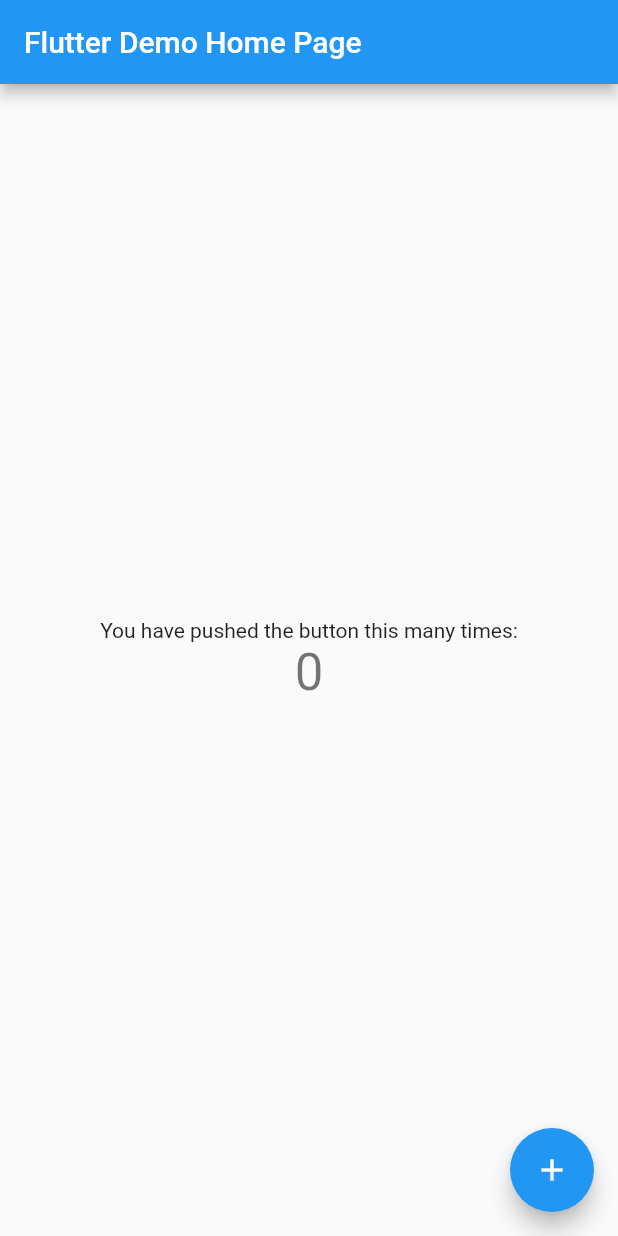
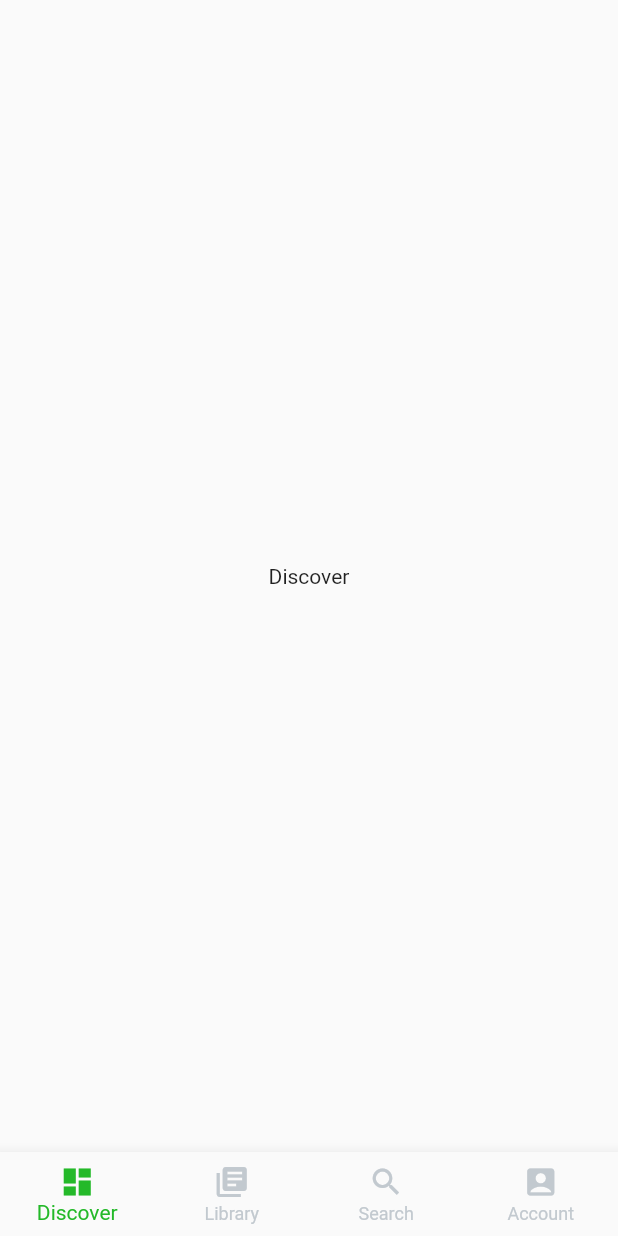
Before and after one commit to tsubasahonda/flutter_bloc_boilerplate, a Flutter app: the screen it shows after launch, on a phone screen of 412 x 824 dp. Run offline on Flutter 3.47's test engine with Material 2 defaults, Android fonts, the phone set to English and light mode, and no system bars; our stand-ins replace equatable, flutter_bloc.

Commit message:
add bottom navigation

```diff
--- /dev/null
+++ b/lib/application.dart
@@ -0,0 +1,31 @@
+import 'package:flutter/material.dart';
+import 'package:flutter_bloc/flutter_bloc.dart';
+import 'package:flutter_bloc_boilerplate/api/news_api.dart';
+import 'package:flutter_bloc_boilerplate/data/news_repository.dart';
+import 'package:flutter_bloc_boilerplate/values/app_colors.dart';
+import 'package:http/http.dart';
+import 'package:flutter_bloc_boilerplate/api/api_client.dart';
+import 'package:flutter_bloc_boilerplate/view/main/main_navigation_page.dart';
+
+class Application extends StatelessWidget {
+  @override
+  build(BuildContext context) {
+    final ApiClient apiClient = ApiClient(Client());
+
+    return MultiRepositoryProvider(
+      providers: [
+        RepositoryProvider(
+            create: (_) => NewsRepository(DefaultNewsApi(apiClient)))
+      ],
+      child: MaterialApp(
+        title: "Bolierplate",
+        theme: ThemeData(
+          primaryColor: AppColors.greenBase,
+          accentColor: AppColors.greenBase,
+          appBarTheme: AppBarTheme(color: Colors.white),
+        ),
+        home: MainNavigationPage(),
+      ),
+    );
+  }
+}
--- a/lib/main.dart
+++ b/lib/main.dart
@@ -1,117 +1,4 @@
 import 'package:flutter/material.dart';
+import 'package:flutter_bloc_boilerplate/application.dart';
 
-void main() {
-  runApp(MyApp());
-}
-
-class MyApp extends StatelessWidget {
-  // This widget is the root of your application.
-  @override
-  Widget build(BuildContext context) {
-    return MaterialApp(
-      title: 'Flutter Demo',
-      theme: ThemeData(
-        // This is the theme of your application.
-        //
-        // Try running your application with "flutter run". You'll see the
-        // application has a blue toolbar. Then, without quitting the app, try
-        // changing the primarySwatch below to Colors.green and then invoke
-        // "hot reload" (press "r" in the console where you ran "flutter run",
-        // or simply save your changes to "hot reload" in a Flutter IDE).
-        // Notice that the counter didn't reset back to zero; the application
-        // is not restarted.
-        primarySwatch: Colors.blue,
-        // This makes the visual density adapt to the platform that you run
-        // the app on. For desktop platforms, the controls will be smaller and
-        // closer together (more dense) than on mobile platforms.
-        visualDensity: VisualDensity.adaptivePlatformDensity,
-      ),
-      home: MyHomePage(title: 'Flutter Demo Home Page'),
-    );
-  }
-}
-
-class MyHomePage extends StatefulWidget {
-  MyHomePage({Key key, this.title}) : super(key: key);
-
-  // This widget is the home page of your application. It is stateful, meaning
-  // that it has a State object (defined below) that contains fields that affect
-  // how it looks.
-
-  // This class is the configuration for the state. It holds the values (in this
-  // case the title) provided by the parent (in this case the App widget) and
-  // used by the build method of the State. Fields in a Widget subclass are
-  // always marked "final".
-
-  final String title;
-
-  @override
-  _MyHomePageState createState() => _MyHomePageState();
-}
-
-class _MyHomePageState extends State<MyHomePage> {
-  int _counter = 0;
-
-  void _incrementCounter() {
-    setState(() {
-      // This call to setState tells the Flutter framework that something has
-      // changed in this State, which causes it to rerun the build method below
-      // so that the display can reflect the updated values. If we changed
-      // _counter without calling setState(), then the build method would not be
-      // called again, and so nothing would appear to happen.
-      _counter++;
-    });
-  }
-
-  @override
-  Widget build(BuildContext context) {
-    // This method is rerun every time setState is called, for instance as done
-    // by the _incrementCounter method above.
-    //
-    // The Flutter framework has been optimized to make rerunning build methods
-    // fast, so that you can just rebuild anything that needs updating rather
-    // than having to individually change instances of widgets.
-    return Scaffold(
-      appBar: AppBar(
-        // Here we take the value from the MyHomePage object that was created by
-        // the App.build method, and use it to set our appbar title.
-        title: Text(widget.title),
-      ),
-      body: Center(
-        // Center is a layout widget. It takes a single child and positions it
-        // in the middle of the parent.
-        child: Column(
-          // Column is also a layout widget. It takes a list of children and
-          // arranges them vertically. By default, it sizes itself to fit its
-          // children horizontally, and tries to be as tall as its parent.
-          //
-          // Invoke "debug painting" (press "p" in the console, choose the
-          // "Toggle Debug Paint" action from the Flutter Inspector in Android
-          // Studio, or the "Toggle Debug Paint" command in Visual Studio Code)
-          // to see the wireframe for each widget.
-          //
-          // Column has various properties to control how it sizes itself and
-          // how it positions its children. Here we use mainAxisAlignment to
-          // center the children vertically; the main axis here is the vertical
-          // axis because Columns are vertical (the cross axis would be
-          // horizontal).
-          mainAxisAlignment: MainAxisAlignment.center,
-          children: <Widget>[
-            Text(
-              'You have pushed the button this many times:',
-            ),
-            Text(
-              '$_counter',
-              style: Theme.of(context).textTheme.headline4,
-            ),
-          ],
-        ),
-      ),
-      floatingActionButton: FloatingActionButton(
-        onPressed: _incrementCounter,
-        tooltip: 'Increment',
-        child: Icon(Icons.add),
-      ), // This trailing comma makes auto-formatting nicer for build methods.
-    );
-  }
-}
+void main() => runApp(Application());
--- a/lib/models/news.dart
+++ b/lib/models/news.dart
@@ -10,36 +10,37 @@ class ArticleModel extends Equatable {
   final String coverUrl;
   final String overview;
 
-  const ArticleModel({
-    @required this.id,
-    @required this.title,
-    @required this.author,
-    @required this.publishedAt,
-    @required this.publisher,
-    @required this.coverUrl,
-    @required this.overview
-  });
-
-  @override
-  List<Object> get props => [
-    id,
-    title,
-    author,
-    publishedAt,
-    publisher,
-    coverUrl,
-    overview
-  ];
+  const ArticleModel(
+      {@required this.id,
+      @required this.title,
+      @required this.author,
+      @required this.publishedAt,
+      @required this.publisher,
+      @required this.coverUrl,
+      @required this.overview});
 
   factory ArticleModel.fromJson(Map<String, dynamic> json) {
     return ArticleModel(
       id: json['id'],
       title: json['title'],
       author: json['author'],
-      publishedAt: json['published_at'] != null ? DateTime.parse(json['publishedAt']) : null,
+      publishedAt: json['published_at'] != null
+          ? DateTime.parse(json['publishedAt'])
+          : null,
       overview: json['overview'],
       publisher: json['publisher'],
       coverUrl: json['cover_url'],
     );
   }
+
+  @override
+  List<Object> get props => [
+        id,
+        title,
+        author,
+        publishedAt,
+        publisher,
+        coverUrl,
+        overview,
+      ];
 }
--- /dev/null
+++ b/lib/values/app_colors.dart
@@ -0,0 +1,12 @@
+import 'package:flutter/material.dart';
+
+class AppColors {
+  static const greenBase = Color(0xff24b929);
+  static const greenDark = Color(0XFF00C266);
+  static const redBase = Color(0xfff14747);
+  static const battleshipGray = Color(0xff637383);
+  static const silver = Color(0xffecf0f5);
+  static const silverDark = Color(0xffc2c9cf);
+  static const grayWhite = Color(0xffeeeeee);
+  static const steelGrey = Color(0xff7e838c);
+}
--- /dev/null
+++ b/lib/view/main/main_navigation_page.dart
@@ -0,0 +1,58 @@
+import 'package:flutter/material.dart';
+import 'package:flutter_bloc_boilerplate/values/app_colors.dart';
+
+class MainPageDestination {
+  final int index;
+  final String title;
+  final Widget body;
+  final IconData icon;
+
+  MainPageDestination(this.index, this.title, this.body, this.icon);
+}
+
+List<MainPageDestination> mainPageDestination = [
+  MainPageDestination(0, "Discover", Center(child: Text("Discover")), Icons.dashboard),
+  MainPageDestination(1, "Library", Center(child: Text("Library")), Icons.library_books),
+  MainPageDestination(2, "Search", Center(child: Text("Search")), Icons.search),
+  MainPageDestination(3, "Account", Center(child: Text("Account")), Icons.account_box),
+];
+
+class MainNavigationPage extends StatefulWidget {
+  static MaterialPageRoute pageRoute() => MaterialPageRoute(
+      builder: (BuildContext context) => MainNavigationPage());
+
+  @override
+  _MainNavigationPageState createState() => _MainNavigationPageState();
+}
+
+class _MainNavigationPageState extends State<MainNavigationPage> {
+  int _currentIndex = 0;
+  @override
+  Widget build(BuildContext context) {
+    return Scaffold(
+      body: mainPageDestination[_currentIndex].body,
+      bottomNavigationBar: _buildBottomNavigationBar(context),
+    );
+  }
+
+  BottomNavigationBar _buildBottomNavigationBar(BuildContext context) {
+    return BottomNavigationBar(
+        type: BottomNavigationBarType.fixed,
+        selectedItemColor: Theme.of(context).accentColor,
+        unselectedItemColor: AppColors.silverDark,
+        currentIndex: _currentIndex,
+        items: mainPageDestination
+            .map(
+              (item) => BottomNavigationBarItem(
+                icon: Icon(item.icon),
+                title: Text(item.title),
+              ),
+            )
+            .toList(),
+        onTap: (index) {
+          setState(() {
+            _currentIndex = index;
+          });
+        });
+  }
+}
```
